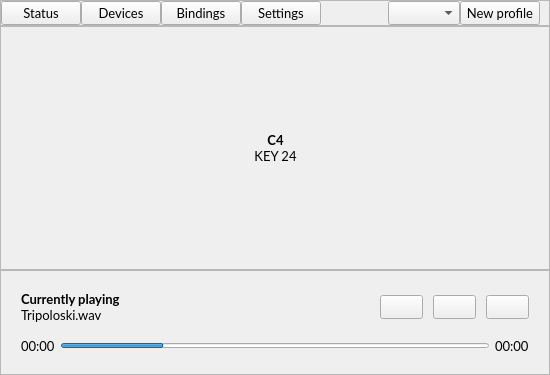
Qt form mainwindow.ui (Frewacom/midi-soundboard) before a commit.
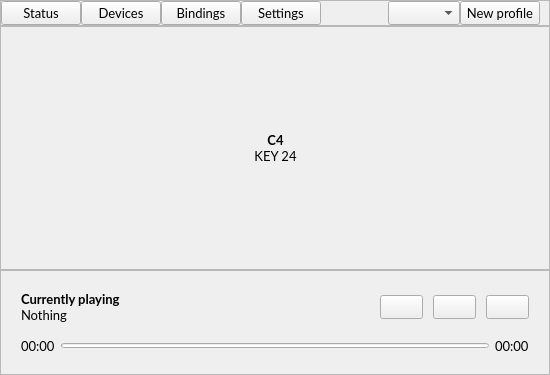
The same form after that commit. Icons and pictures are not drawn.

The edit to the form file:
```diff
--- a/mainwindow.ui
+++ b/mainwindow.ui
@@ -372,7 +372,7 @@
                   <string>controls-current-song</string>
                  </property>
                  <property name="text">
-                  <string>Tripoloski.wav</string>
+                  <string>Nothing</string>
                  </property>
                  <property name="alignment">
                   <set>Qt::AlignLeading|Qt::AlignLeft|Qt::AlignTop</set>
@@ -469,7 +469,7 @@
                 <string>controls-timebar</string>
                </property>
                <property name="value">
-                <number>24</number>
+                <number>0</number>
                </property>
                <property name="alignment">
                 <set>Qt::AlignBottom|Qt::AlignLeading|Qt::AlignLeft</set>
```
